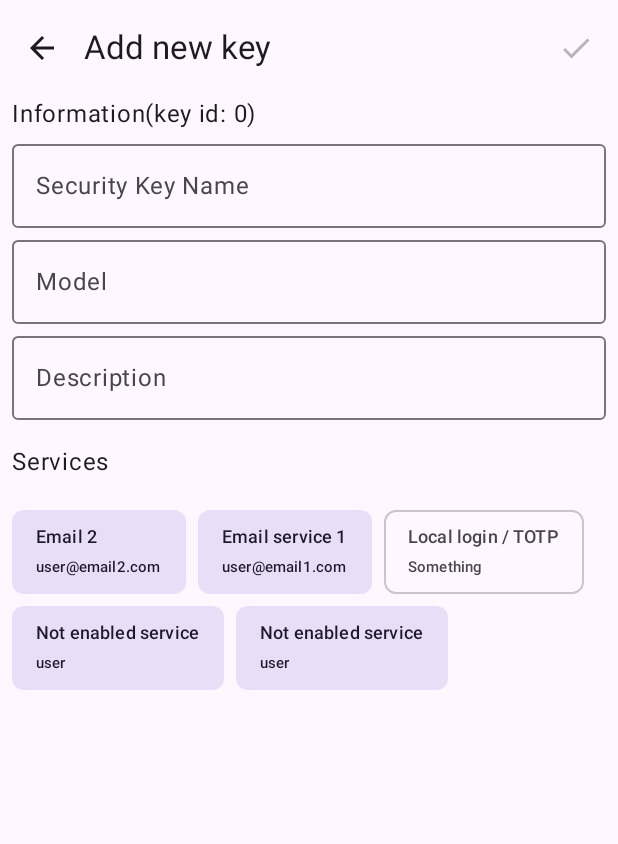
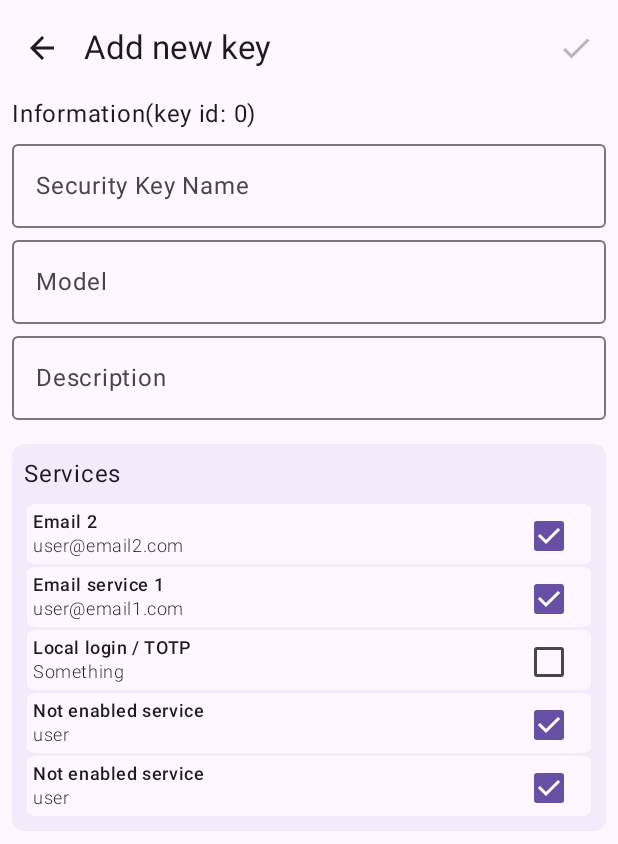
Before and after one commit to AdamVe/hwkeyinfo, an Android app built with Jetpack Compose: the @Preview function AddSecuritySecurityKeyScreenPreview, on a phone screen of 412 x 824 dp. Shown: the top 844 px of the screen. Run offline under Robolectric (Android 15) with nearby library versions, the phone set to English and light mode, and no system bars; our stand-ins replace Room's generated code, accompanist; 1 statement that could not run was skipped.

Commit message:
SecurityKeyEditScreen UI updates

```diff
--- a/app/src/main/java/com/adamve/hwkeyinfo/ui/security_key/SecurityKeyCard.kt
+++ b/app/src/main/java/com/adamve/hwkeyinfo/ui/security_key/SecurityKeyCard.kt
@@ -20,7 +20,7 @@ import androidx.compose.foundation.layout.padding
 import androidx.compose.foundation.layout.size
 import androidx.compose.foundation.shape.RoundedCornerShape
 import androidx.compose.material.icons.Icons
-import androidx.compose.material.icons.filled.Edit
+import androidx.compose.material.icons.outlined.Edit
 import androidx.compose.material3.Card
 import androidx.compose.material3.ExperimentalMaterial3Api
 import androidx.compose.material3.Icon
@@ -95,7 +95,7 @@ fun KeyIdentifier(
             onClick = onAction
         ) {
             Icon(
-                Icons.Default.Edit,
+                Icons.Outlined.Edit,
                 "Edit",
                 modifier = Modifier
                     .size(24.dp)
--- a/app/src/main/java/com/adamve/hwkeyinfo/ui/security_key/SecurityKeyEditScreen.kt
+++ b/app/src/main/java/com/adamve/hwkeyinfo/ui/security_key/SecurityKeyEditScreen.kt
@@ -1,25 +1,30 @@
 package com.adamve.hwkeyinfo.ui.security_key
 
+import androidx.compose.foundation.background
 import androidx.compose.foundation.layout.Arrangement
 import androidx.compose.foundation.layout.Column
 import androidx.compose.foundation.layout.ExperimentalLayoutApi
 import androidx.compose.foundation.layout.FlowRow
 import androidx.compose.foundation.layout.Row
 import androidx.compose.foundation.layout.fillMaxWidth
+import androidx.compose.foundation.layout.height
 import androidx.compose.foundation.layout.padding
 import androidx.compose.foundation.rememberScrollState
+import androidx.compose.foundation.shape.RoundedCornerShape
 import androidx.compose.foundation.verticalScroll
 import androidx.compose.material.icons.Icons
 import androidx.compose.material.icons.filled.ArrowBack
 import androidx.compose.material.icons.filled.Check
 import androidx.compose.material.icons.filled.Delete
+import androidx.compose.material3.Checkbox
 import androidx.compose.material3.ExperimentalMaterial3Api
-import androidx.compose.material3.FilterChip
 import androidx.compose.material3.Icon
 import androidx.compose.material3.IconButton
+import androidx.compose.material3.MaterialTheme
 import androidx.compose.material3.Scaffold
 import androidx.compose.material3.Text
 import androidx.compose.material3.TopAppBar
+import androidx.compose.material3.surfaceColorAtElevation
 import androidx.compose.runtime.Composable
 import androidx.compose.runtime.LaunchedEffect
 import androidx.compose.runtime.collectAsState
@@ -27,13 +32,15 @@ import androidx.compose.runtime.getValue
 import androidx.compose.runtime.rememberCoroutineScope
 import androidx.compose.ui.Alignment
 import androidx.compose.ui.Modifier
+import androidx.compose.ui.draw.clip
 import androidx.compose.ui.focus.FocusRequester
 import androidx.compose.ui.focus.focusRequester
 import androidx.compose.ui.res.stringResource
+import androidx.compose.ui.text.font.FontWeight
 import androidx.compose.ui.text.input.KeyboardType
+import androidx.compose.ui.text.style.TextOverflow
 import androidx.compose.ui.tooling.preview.Preview
 import androidx.compose.ui.unit.dp
-import androidx.compose.ui.unit.sp
 import androidx.lifecycle.viewmodel.compose.viewModel
 import com.adamve.hwkeyinfo.R
 import com.adamve.hwkeyinfo.data.Service
@@ -190,7 +197,50 @@ fun SecurityKeyEntryBody(
     }
 }
 
-@OptIn(ExperimentalMaterial3Api::class, ExperimentalLayoutApi::class)
+@Composable
+fun ServiceItem(
+    service: Service,
+    modifier: Modifier = Modifier,
+    value: Boolean = false,
+    onValueChange: () -> Unit = {}
+) {
+    Row(
+        modifier = modifier
+            .padding(bottom = 2.dp)
+            .clip(RoundedCornerShape(8.dp))
+            .padding(horizontal = 2.dp)
+            .background(MaterialTheme.colorScheme.surfaceColorAtElevation(0.dp))
+            .padding(4.dp),
+        horizontalArrangement = Arrangement.SpaceBetween,
+        verticalAlignment = Alignment.CenterVertically
+    ) {
+        Column {
+            Text(
+                service.serviceName,
+                style = MaterialTheme.typography.bodySmall.copy(
+                    fontWeight = FontWeight.SemiBold
+                ),
+                maxLines = 1,
+                overflow = TextOverflow.Ellipsis
+            )
+            Text(
+                service.serviceUser,
+                style = MaterialTheme.typography.bodySmall.copy(
+                    fontWeight = FontWeight.Light
+                ),
+                maxLines = 1,
+                overflow = TextOverflow.Ellipsis
+            )
+        }
+        Checkbox(
+            checked = value,
+            onCheckedChange = { onValueChange() },
+            modifier = Modifier.height(14.dp)
+        )
+    }
+}
+
+@OptIn(ExperimentalLayoutApi::class)
 @Composable
 fun SecurityKeyInputForm(
     securityKeyUiState: SecurityKeyUiState,
@@ -221,11 +271,14 @@ fun SecurityKeyInputForm(
                 CustomTextField(
                     title = stringResource(R.string.security_key_input_form_key_title),
                     value = securityKeyDetails.name,
-                    onValueChange = { onValueChange(securityKeyDetails.copy(name = it)) },
+                    onValueChange = {
+                        onValueChange(securityKeyDetails.copy(name = it))
+                    },
                     keyboardType = KeyboardType.Text,
                     modifier = Modifier
                         .weight(2f)
-                        .focusRequester(focusRequester)
+                        .focusRequester(focusRequester),
+                    showExisting = !securityKeyUiState.isAddingNew
                 )
             }
 
@@ -234,7 +287,8 @@ fun SecurityKeyInputForm(
                 value = securityKeyDetails.type,
                 onValueChange = { onValueChange(securityKeyDetails.copy(type = it)) },
                 keyboardType = KeyboardType.Text,
-                modifier = Modifier.fillMaxWidth()
+                modifier = Modifier.fillMaxWidth(),
+                showExisting = !securityKeyUiState.isAddingNew
             )
 
             CustomTextField(
@@ -242,19 +296,31 @@ fun SecurityKeyInputForm(
                 value = securityKeyDetails.description,
                 onValueChange = { onValueChange(securityKeyDetails.copy(description = it)) },
                 keyboardType = KeyboardType.Text,
-                modifier = Modifier.fillMaxWidth()
+                modifier = Modifier.fillMaxWidth(),
+                showExisting = !securityKeyUiState.isAddingNew
             )
         }
+
+
+        Column(
+            modifier = Modifier
+                .fillMaxWidth()
+                .clip(RoundedCornerShape(8.dp))
+                .background(MaterialTheme.colorScheme.surfaceColorAtElevation(2.dp))
+                .padding(8.dp)
+        ) {
             Text(text = stringResource(R.string.security_key_input_form_services_header))
             FlowRow(
+                modifier = Modifier.padding(top = 8.dp),
                 horizontalArrangement = Arrangement.spacedBy(8.dp),
                 verticalAlignment = Alignment.Top
             ) {
                 serviceListUiState.allServices.sortedWith(serviceComparator).forEach { service ->
-                FilterChip(
-                    modifier = Modifier.padding(horizontal = 0.dp, vertical = 4.dp),
-                    selected = securityKeyDetails.services.contains(service.serviceId),
-                    onClick = {
+                    ServiceItem(
+                        service = service,
+                        modifier = Modifier.fillMaxWidth(),
+                        value = securityKeyDetails.services.contains(service.serviceId),
+                        onValueChange = {
                             onValueChange(
                                 securityKeyDetails.copy(
                                     services = if (securityKeyDetails.services.contains(service.serviceId)) {
@@ -264,16 +330,9 @@ fun SecurityKeyInputForm(
                                     }
                                 )
                             )
-                    },
-                    label = {
-                        Column(
-                            modifier = Modifier
-                                .padding(vertical = 8.dp),
-                        ) {
-                            Text(service.serviceName, fontSize = 12.sp)
-                            Text(service.serviceUser, fontSize = 10.sp)
                         }
-                    })
+                    )
+                }
             }
         }
 
--- a/app/src/main/java/com/adamve/hwkeyinfo/ui/widgets/CustomTextField.kt
+++ b/app/src/main/java/com/adamve/hwkeyinfo/ui/widgets/CustomTextField.kt
@@ -6,6 +6,7 @@ import androidx.compose.material3.Text
 import androidx.compose.runtime.Composable
 import androidx.compose.ui.Modifier
 import androidx.compose.ui.text.input.KeyboardType
+import androidx.compose.ui.text.input.VisualTransformation
 
 @Composable
 fun CustomTextField(
@@ -14,10 +15,11 @@ fun CustomTextField(
     onValueChange: (String) -> Unit,
     keyboardType: KeyboardType,
     modifier: Modifier = Modifier,
-    leadingIcon: @Composable (() -> Unit)? = null
+    leadingIcon: @Composable (() -> Unit)? = null,
+    showExisting: Boolean = false
 ) {
     OutlinedTextField(
-        value = value,
+        value = if (value.isBlank() && showExisting) " " else value,
         onValueChange = { onValueChange(it) },
         keyboardOptions = KeyboardOptions(keyboardType = keyboardType),
         singleLine = true,
```
Lines whose indentation alone changed are shown as unchanged.
